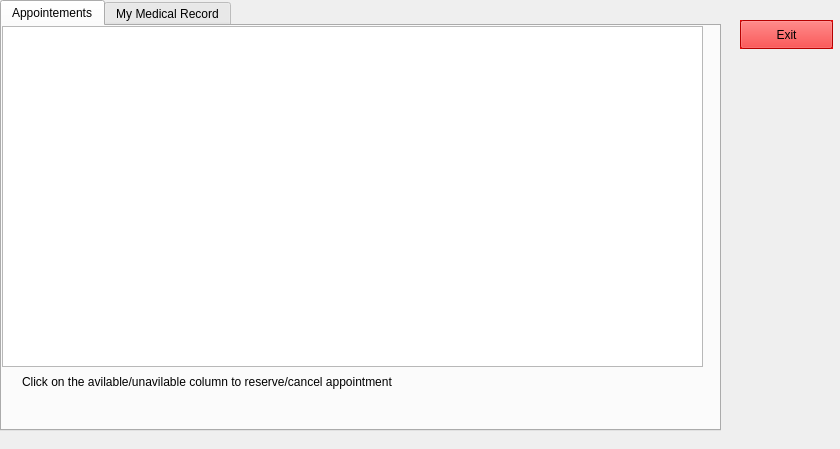
Above: HMS/user.ui from moazelshafey/HMS_CSLab before the change. Below: the same form after it.
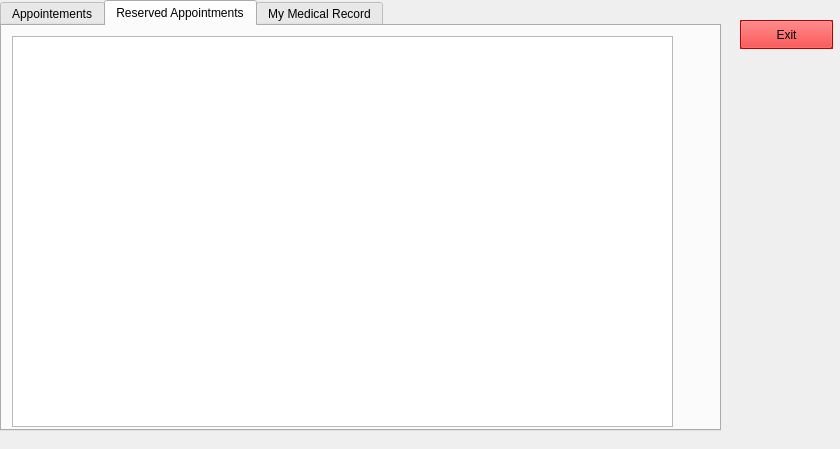
That is the form after the change. Icons and pictures are not drawn.

What changed in the file:
```diff
--- a/HMS/user.ui
+++ b/HMS/user.ui
@@ -36,7 +36,7 @@
     </rect>
    </property>
    <property name="currentIndex">
-    <number>0</number>
+    <number>1</number>
    </property>
    <widget class="QWidget" name="tab">
     <attribute name="title">
@@ -69,6 +69,21 @@
      </property>
     </widget>
    </widget>
+   <widget class="QWidget" name="tab_2">
+    <attribute name="title">
+     <string>Reserved Appointments</string>
+    </attribute>
+    <widget class="QTableWidget" name="reservedAppointments">
+     <property name="geometry">
+      <rect>
+       <x>10</x>
+       <y>10</y>
+       <width>661</width>
+       <height>391</height>
+      </rect>
+     </property>
+    </widget>
+   </widget>
    <widget class="QWidget" name="tab_4">
     <attribute name="title">
      <string>My Medical Record</string>
```
